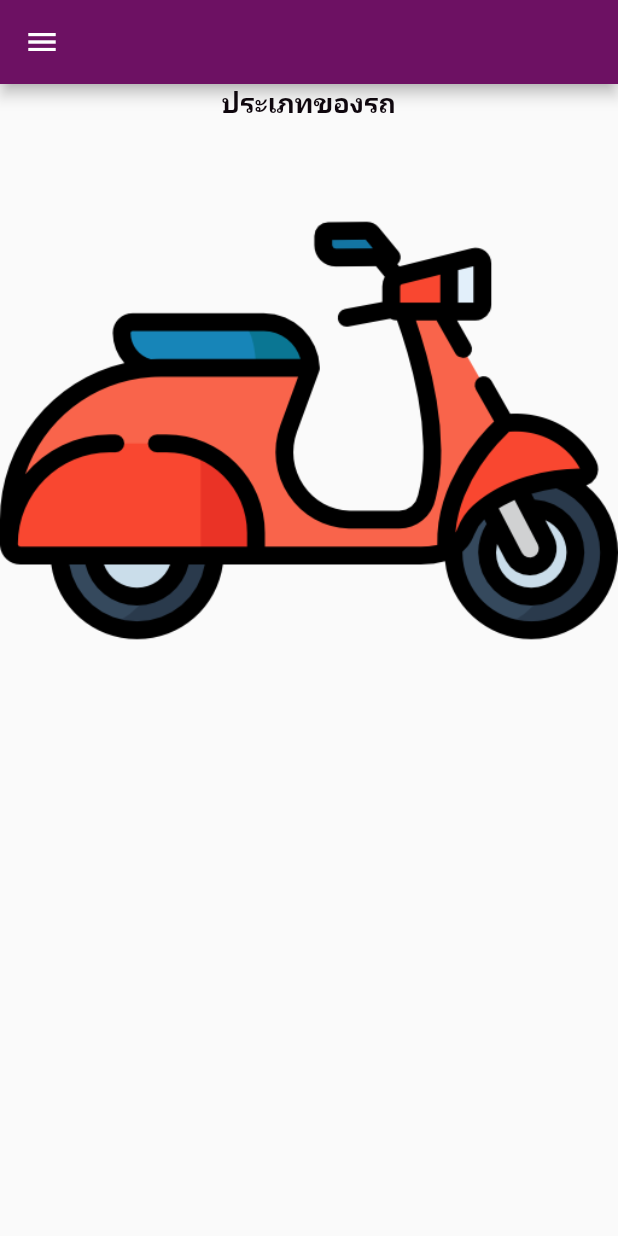
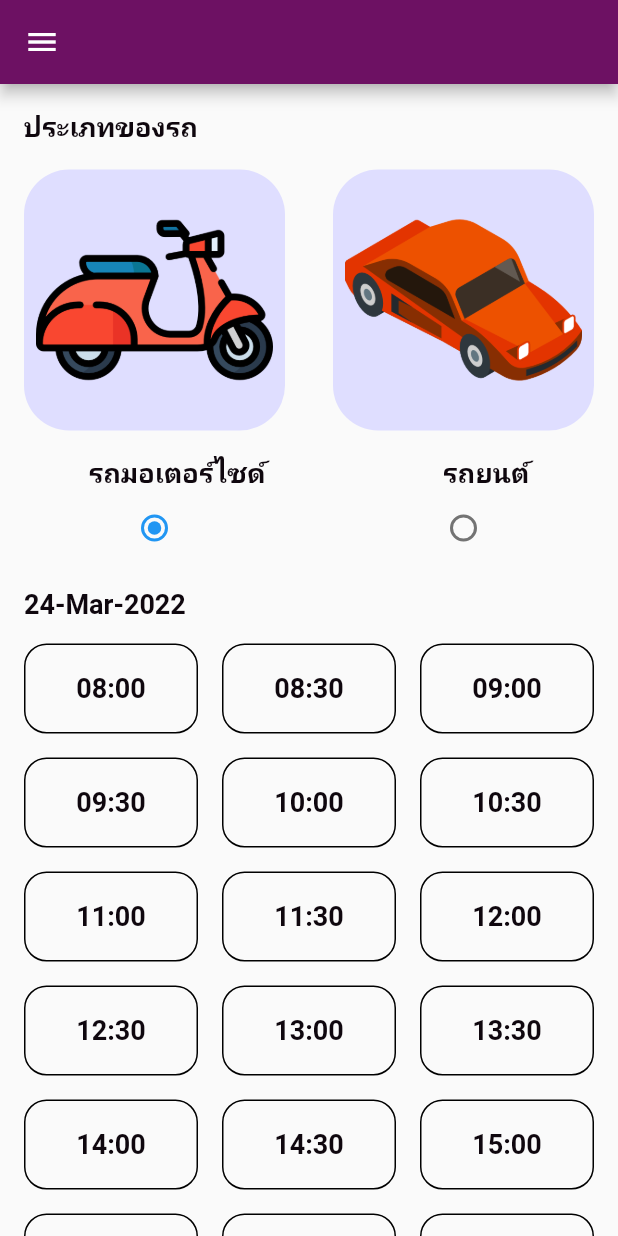
Before and after one commit to masterUNG/JuneProJ, a Flutter app: the MyService screen opened by its route, on a phone screen of 412 x 824 dp. Run offline on Flutter 3.47's test engine with Material 2 defaults, Android fonts, the phone set to English and light mode, and no system bars; our stand-ins replace cloud_firestore, firebase_auth, firebase_core, google_maps_flutter, location; accounts and stored records are empty.

Commit message:
Near Finish

```diff
--- a/lib/utility/my_constant.dart
+++ b/lib/utility/my_constant.dart
@@ -5,6 +5,49 @@ class MyConstant {
   static Color primaryColor = const Color(0xffd173c2);
   static Color lightColor = const Color(0xfffff7ff);
   static Color textColor = const Color.fromARGB(255, 15, 7, 14);
+  static Color bgCololor = const Color(0xffdfdeff);
+
+  static var timeServiceCars = <String>[
+    '08:00',
+    '09:00',
+    '10:00',
+    '11:00',
+    '12:00',
+    '13:00',
+    '14:00',
+    '15:00',
+    '16:00',
+    '17:00',
+    '18:00',
+    '19:30',
+  ];
+
+  static var timeServiceMotos = <String>[
+    '08:00',
+    '08:30',
+    '09:00',
+    '09:30',
+    '10:00',
+    '10:30',
+    '11:00',
+    '11:30',
+    '12:00',
+    '12:30',
+    '13:00',
+    '13:30',
+    '14:00',
+    '14:30',
+    '15:00',
+    '15:30',
+    '16:00',
+    '16:30',
+    '17:00',
+    '17:30',
+    '18:00',
+    '18:30',
+    '19:00',
+    '19:30',
+  ];
 
   TextStyle h1Style() => TextStyle(
         color: textColor,
--- a/lib/widget/my_service.dart
+++ b/lib/widget/my_service.dart
@@ -72,7 +72,7 @@ class _MyServiceState extends State<MyService> {
       subtitle: const Text('Show all Time Slot'),
       onTap: () {
         setState(() {
-          currentWidget = homePage();
+          currentWidget = const ShowTimeAndType();
         });
         Navigator.pop(context);
       },
--- /dev/null
+++ b/lib/widget/show_choose_time.dart
@@ -0,0 +1,32 @@
+// ignore_for_file: public_member_api_docs, sort_constructors_first
+import 'package:flutter/material.dart';
+
+class ShowChooseTime extends StatefulWidget {
+  final int indexWidget;
+  final DateTime dateTime;
+  const ShowChooseTime({
+    Key? key,
+    required this.indexWidget,
+    required this.dateTime,
+  }) : super(key: key);
+
+  @override
+  State<ShowChooseTime> createState() => _ShowChooseTimeState();
+}
+
+class _ShowChooseTimeState extends State<ShowChooseTime> {
+  int? indexWidget;
+  DateTime? dateTime;
+
+  @override
+  void initState() {
+    super.initState();
+    indexWidget = widget.indexWidget;
+    dateTime = widget.dateTime;
+  }
+
+  @override
+  Widget build(BuildContext context) {
+    return Text('indexWidget ==>> $indexWidget');
+  }
+}
--- a/lib/widget/show_image.dart
+++ b/lib/widget/show_image.dart
@@ -1,15 +1,26 @@
 // ignore_for_file: public_member_api_docs, sort_constructors_first
+import 'package:cyc_test/utility/my_constant.dart';
 import 'package:flutter/material.dart';
 
 class ShowImage extends StatelessWidget {
   final String pathImage;
+  final double? width;
   const ShowImage({
     Key? key,
     required this.pathImage,
+    this.width,
   }) : super(key: key);
 
   @override
   Widget build(BuildContext context) {
-    return Image.asset(pathImage);
+    return Container(margin: const EdgeInsets.symmetric(vertical: 16),
+      padding: const EdgeInsets.all(8),
+      decoration: BoxDecoration(
+        borderRadius: BorderRadius.circular(30),
+        color: MyConstant.bgCololor,
+      ),
+      width: width ?? 200,
+      child: Image.asset(pathImage),
+    );
   }
 }
--- a/lib/widget/show_time_and_type.dart
+++ b/lib/widget/show_time_and_type.dart
@@ -1,24 +1,164 @@
 import 'package:cyc_test/utility/my_constant.dart';
+import 'package:cyc_test/widget/show_choose_time.dart';
 import 'package:cyc_test/widget/show_image.dart';
 import 'package:cyc_test/widget/show_text.dart';
 import 'package:flutter/material.dart';
+import 'package:intl/intl.dart';
 
-class ShowTimeAndType extends StatelessWidget {
+class ShowTimeAndType extends StatefulWidget {
   const ShowTimeAndType({
     Key? key,
   }) : super(key: key);
 
   @override
+  State<ShowTimeAndType> createState() => _ShowTimeAndTypeState();
+}
+
+class _ShowTimeAndTypeState extends State<ShowTimeAndType> {
+  int indexWidget = 0;
+  DateTime? dateTime;
+  String? dateTimeStr;
+
+  var listTimeServices = <List<String>>[];
+
+  @override
+  void initState() {
+    super.initState();
+    dateTime = DateTime.now();
+    DateFormat dateFormat = DateFormat('dd-MMM-yyyy');
+    dateTimeStr = dateFormat.format(dateTime!);
+    listTimeServices.add(MyConstant.timeServiceMotos);
+    listTimeServices.add(MyConstant.timeServiceCars);
+  }
+
+  @override
   Widget build(BuildContext context) {
     return Scaffold(
-      body: Column(
-        children: [
-          ShowText(
-            label: 'ประเภทของรถ',
-            textStyle: MyConstant().h2Style(),
-          ),ShowImage(pathImage: 'images/mo.png',)
-        ],
+      body: LayoutBuilder(builder: (context, constaraints) {
+        return SingleChildScrollView(
+          child: Column(
+            children: [
+              newTitle('ประเภทของรถ'),
+              newImage(constaraints),
+              newSubTitle(),
+              newRadioGroup(),
+              newTitle(dateTimeStr!),
+              newChooseTimeService(),
+              newReserve(constaraints),
+            ],
+          ),
+        );
+      }),
+    );
+  }
+
+  SizedBox newReserve(BoxConstraints constaraints) {
+    return SizedBox(
+      width: constaraints.maxWidth,
+      child: ElevatedButton(
+        style: ElevatedButton.styleFrom(primary: MyConstant.darkColor),
+        onPressed: () {},
+        child: const Text('ทำการจอง'),
       ),
     );
   }
+
+  Widget newChooseTimeService() {
+    return Padding(
+      padding: const EdgeInsets.all(16.0),
+      child: GridView.builder(
+        shrinkWrap: true,
+        physics: const ScrollPhysics(),
+        itemCount: listTimeServices[indexWidget].length,
+        gridDelegate: const SliverGridDelegateWithFixedCrossAxisCount(
+          crossAxisCount: 3,
+          mainAxisSpacing: 16,
+          crossAxisSpacing: 16,
+          mainAxisExtent: 60,
+        ),
+        itemBuilder: (context, index) => Container(
+          alignment: Alignment.center,
+          decoration: BoxDecoration(
+            // color: Colors.pink,
+            border: Border.all(),
+            borderRadius: BorderRadius.circular(15),
+          ),
+          child: ShowText(
+            label: listTimeServices[indexWidget][index],
+            textStyle: MyConstant().h2Style(),
+          ),
+        ),
+      ),
+    );
+  }
+
+  Row newRadioGroup() {
+    return Row(
+      mainAxisAlignment: MainAxisAlignment.spaceAround,
+      children: [
+        Radio(
+            value: 0,
+            groupValue: indexWidget,
+            onChanged: (value) {
+              setState(() {
+                indexWidget = int.parse(value.toString());
+              });
+            }),
+        Radio(
+            value: 1,
+            groupValue: indexWidget,
+            onChanged: (value) {
+              setState(() {
+                indexWidget = int.parse(value.toString());
+              });
+            }),
+      ],
+    );
+  }
+
+  Row newSubTitle() {
+    return Row(
+      mainAxisAlignment: MainAxisAlignment.spaceAround,
+      children: [
+        ShowText(
+          label: 'รถมอเตอร์ไซด์',
+          textStyle: MyConstant().h2Style(),
+        ),
+        ShowText(
+          label: 'รถยนต์',
+          textStyle: MyConstant().h2Style(),
+        ),
+      ],
+    );
+  }
+
+  Row newImage(BoxConstraints constaraints) {
+    return Row(
+      mainAxisAlignment: MainAxisAlignment.spaceAround,
+      children: [
+        ShowImage(
+          pathImage: 'images/mo.png',
+          width: constaraints.maxWidth * 0.5 - 32,
+        ),
+        ShowImage(
+          pathImage: 'images/car.png',
+          width: constaraints.maxWidth * 0.5 - 32,
+        )
+      ],
+    );
+  }
+
+  Row newTitle(String label) {
+    return Row(
+      children: [
+        Padding(
+          padding: const EdgeInsets.only(left: 16, top: 16),
+          child: ShowText(
+            label: label,
+            textStyle: MyConstant().h2Style(),
+          ),
+        ),
+      ],
+    );
+  }
 }
--- a/pubspec.yaml
+++ b/pubspec.yaml
@@ -47,6 +47,7 @@ dependencies:
   # flutter_automation: ^2.0.0
   # url_launcher: ^6.0.20
   location: ^4.3.0
+  intl: ^0.17.0
 
 
 dev_dependencies:
```
Also changed, not shown: pubspec.lock.
